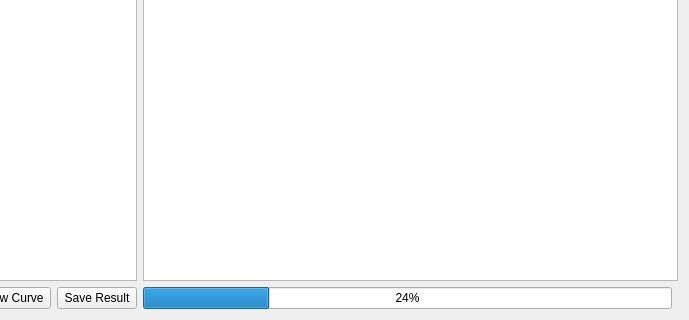
Qt form AnalTSA.ui (hcji/ProSAP) before a commit; both pictures show x 241 to 930 and y 407 to 727 of the 930 by 727 pixel window.
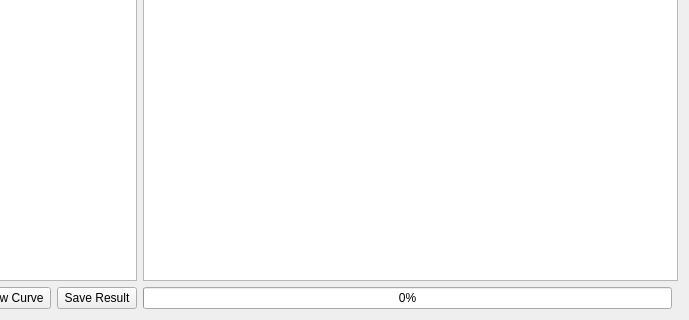
The same form after that commit.

```diff
--- a/AnalTSA.ui
+++ b/AnalTSA.ui
@@ -188,7 +188,7 @@
    <item row="13" column="8">
     <widget class="QProgressBar" name="progressBar">
      <property name="value">
-      <number>24</number>
+      <number>0</number>
      </property>
     </widget>
    </item>
```
Left out of the diff: 196 changed lines with no effect on the pictures.
